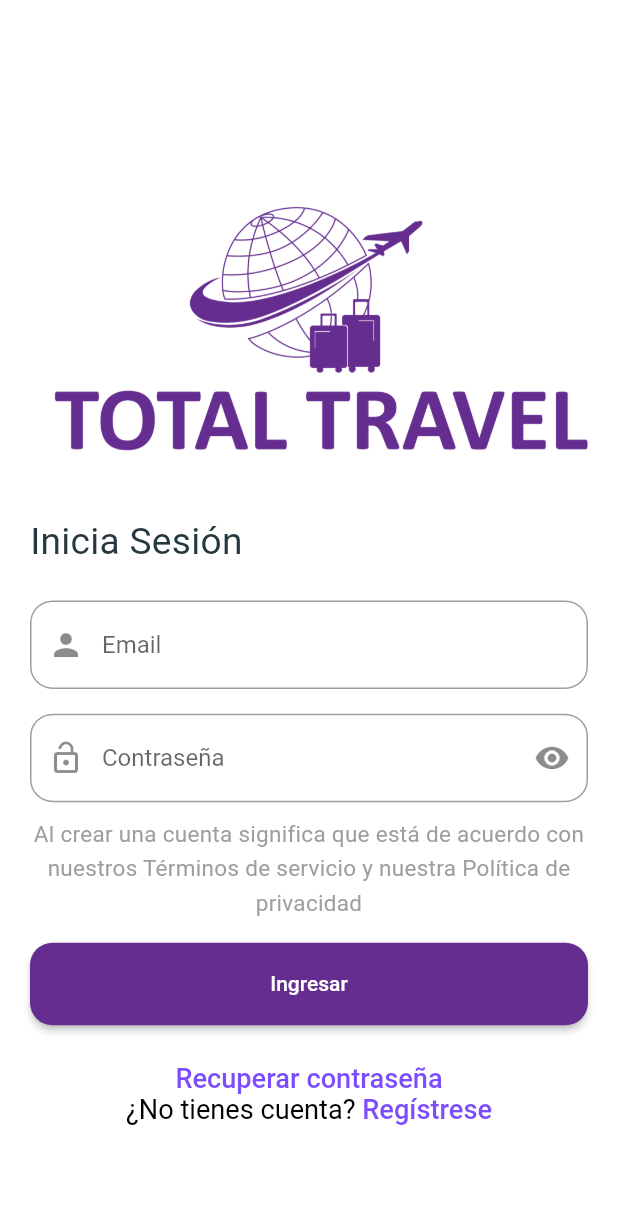
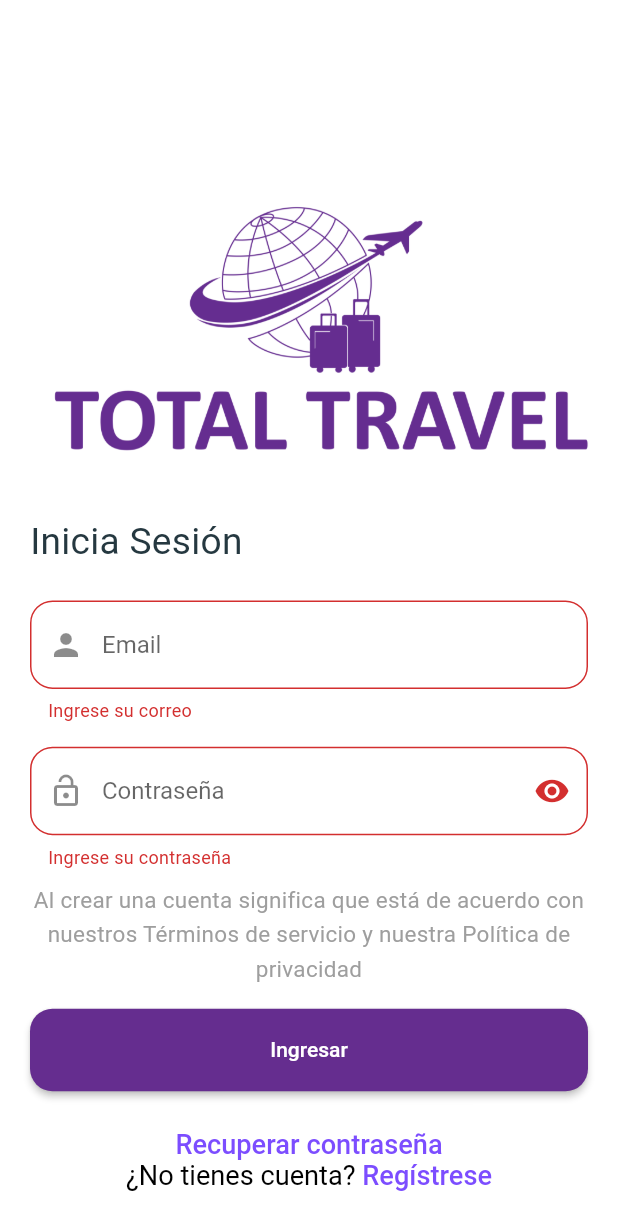
Before and after one commit to AcademiaProgramadoresAHM/TotalTravelAPP, a Flutter app: the Login screen opened directly, after a tap on "Ingresar", on a phone screen of 412 x 824 dp. Shown: the top 1230 px of the screen. Run offline on Flutter 3.47's test engine with Material 2 defaults, Android fonts, the phone set to English and light mode, and no system bars; our stand-ins replace cached_network_image, carousel_slider, flutter_mobx, flutter_rating_bar, font_awesome_flutter, get and 3 more; Roboto replaces fonts that are missing (Ubuntu, WorkSans).

Commit message:
Mensaje de alerta en el login

```diff
--- a/AHM_TOTAL_TRAVEL_APP/flutter_application_1/lib/Screens/Login.dart
+++ b/AHM_TOTAL_TRAVEL_APP/flutter_application_1/lib/Screens/Login.dart
@@ -1,4 +1,5 @@
 import 'package:flutter/material.dart';
+import 'package:flutter_application_1/ComponentsLogin/Register.dart';
 import 'package:flutter_application_1/Screens/recoverPass.dart';
 import 'package:flutter_application_1/Screens/signIn_screen.dart';
 
@@ -226,7 +227,7 @@ class _LoginViewState extends State<Login> {
                 ),
 
                 /// Login Button
-                loginButton(),
+                _loginButton(),
                 SizedBox(
                   height: size.height * 0.03,
                 ),
@@ -280,14 +281,13 @@ class _LoginViewState extends State<Login> {
   }
 
   // Login Button
-  Widget loginButton() {
+   Widget _loginButton() {
     return SizedBox(
       width: double.infinity,
       height: 55,
       child: ElevatedButton(
         style: ButtonStyle(
-          //backgroundColor: MaterialStateProperty.all(Colors.red),
-          backgroundColor: MaterialStateProperty.all(HexColor('#652D90')),
+          backgroundColor: MaterialStateProperty.all(Color.fromRGBO(101,45,143,1)),
           shape: MaterialStateProperty.all(
             RoundedRectangleBorder(
               borderRadius: BorderRadius.circular(15),
@@ -295,12 +295,16 @@ class _LoginViewState extends State<Login> {
           ),
         ),
         onPressed: () {
-
-          PostLogin(emailController.text,passwordController.text,context);
-          /* Validate returns true if the form is valid, or false otherwise.
+          // Validate returns true if the form is valid, or false otherwise.
           if (_formKey.currentState!.validate()) {
-             ... Navigate To your Home Page
-          }*/
+            // ... Navigate To your Home Page
+           Navigator.push(
+        context,
+        MaterialPageRoute(
+          builder: (context) => NavigationHomeScreen(),
+        ),
+      );
+          }
         },
         child: const Text('Ingresar'),
       ),
```
